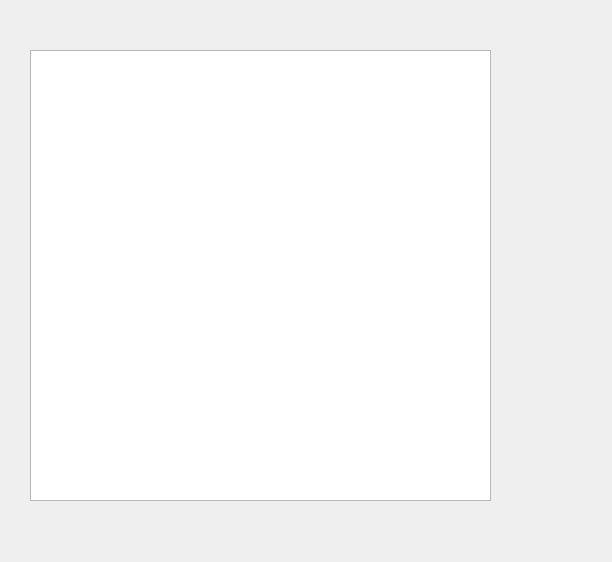
The window that artistview.ui (talitintti/Gridlink) describes before a commit, drawn with Qt 5.
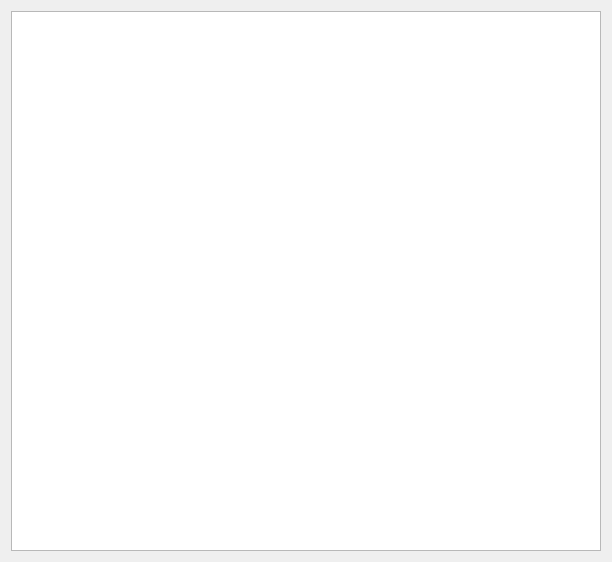
The same window after the commit.

```diff
--- a/artistview.ui
+++ b/artistview.ui
@@ -13,21 +13,11 @@
   <property name="windowTitle">
    <string>Form</string>
   </property>
-  <widget class="QWidget" name="verticalLayoutWidget">
-   <property name="geometry">
-    <rect>
-     <x>30</x>
-     <y>50</y>
-     <width>461</width>
-     <height>451</height>
-    </rect>
-   </property>
-   <layout class="QVBoxLayout" name="verticalLayout">
+  <layout class="QHBoxLayout" name="horizontalLayout">
     <item>
      <widget class="QListWidget" name="listWidget"/>
     </item>
    </layout>
-  </widget>
  </widget>
  <resources/>
  <connections/>
```
Lines whose indentation alone changed are shown as unchanged.
